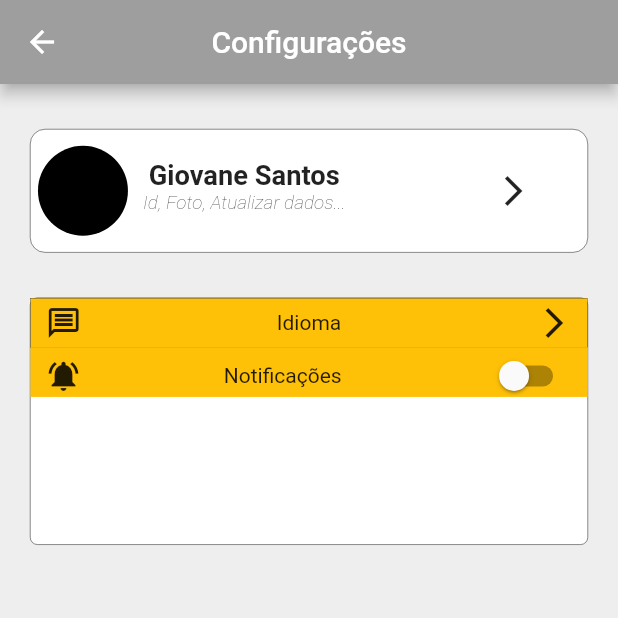
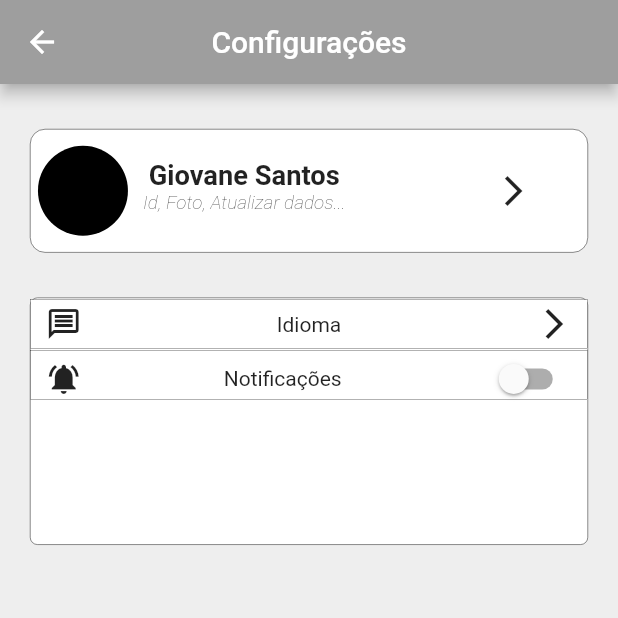
Before and after one commit to giovane358/aplication_trash, a Flutter app: the SettingsPage screen opened directly, on a phone screen of 412 x 824 dp, the top half of it. Run offline on Flutter 3.47's test engine with Material 2 defaults, Android fonts, the phone set to English and light mode, and no system bars; our stand-ins replace get, sliding_clipped_nav_bar.

```diff
--- a/lib/pages/home/settings.dart
+++ b/lib/pages/home/settings.dart
@@ -98,10 +98,12 @@ class _SettingsPageState extends State<SettingsPage> {
                 child: Column(
                   children: <Widget>[
                     Container(
-                      padding: const EdgeInsets.only(left: 10, right: 10),
+                      padding: const EdgeInsets.symmetric(horizontal: 10),
+                      margin: const EdgeInsets.symmetric(
+                          vertical: 1, horizontal: 0),
                       height: size.height * 0.04,
                       decoration: BoxDecoration(
-                          color: Colors.amber, border: Border.all(width: 0.2)),
+                          color: Colors.white, border: Border.all(width: 0.2)),
                       child: const Row(
                         mainAxisAlignment: MainAxisAlignment.spaceBetween,
                         children: <Widget>[
@@ -115,7 +117,8 @@ class _SettingsPageState extends State<SettingsPage> {
                       padding:
                           const EdgeInsets.only(top: 5, left: 10, right: 10),
                       height: size.height * 0.04,
-                      decoration: const BoxDecoration(color: Colors.amber),
+                      decoration: BoxDecoration(
+                          color: Colors.white, border: Border.all(width: 0.2)),
                       child: Row(
                         mainAxisAlignment: MainAxisAlignment.spaceBetween,
                         children: <Widget>[
```
